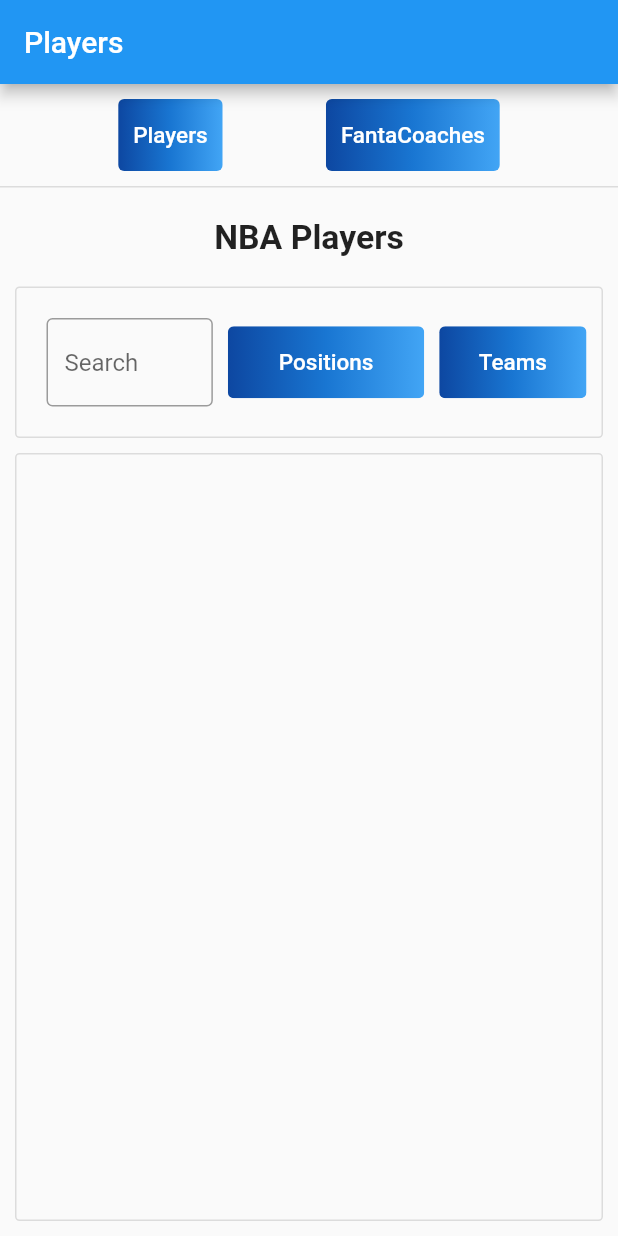
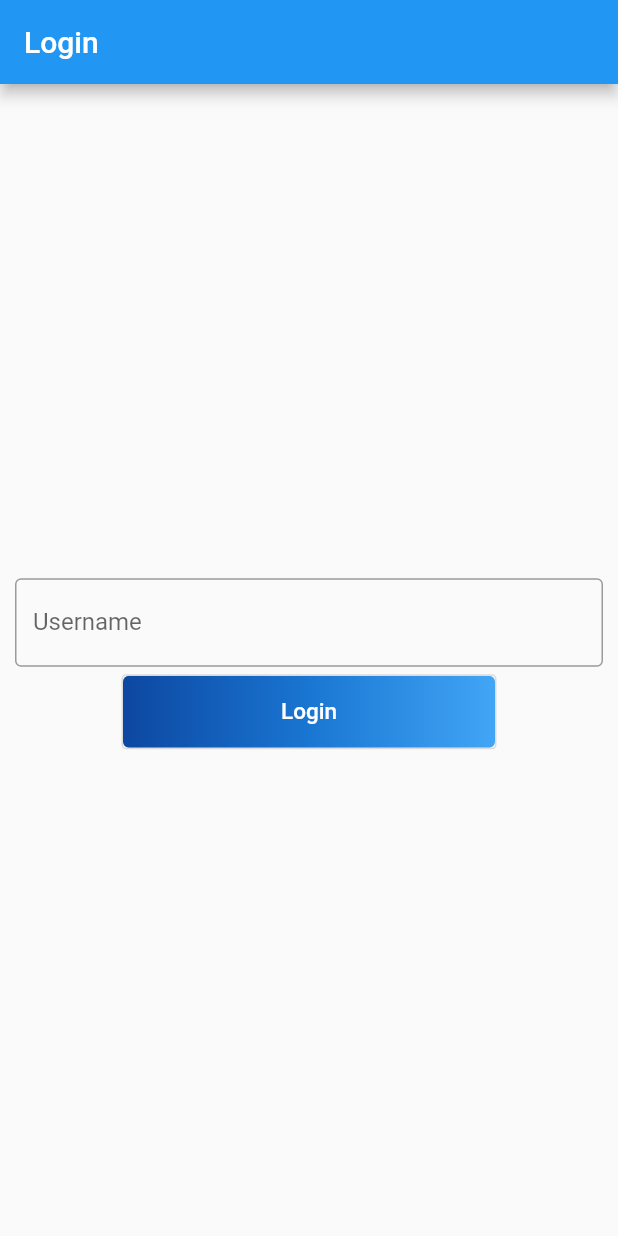
Before and after one commit to SimoneRomagnoli/championship_tracker, a Flutter app: the screen it shows after launch, on a phone screen of 412 x 824 dp. Run offline on Flutter 3.47's test engine with Material 2 defaults, Android fonts, the phone set to English and light mode, and no system bars; missing offline and left inert: mongo_dart.

Commit message:
chore: add login and keep track of coach id

```diff
--- a/lib/main.dart
+++ b/lib/main.dart
@@ -1,4 +1,4 @@
-import 'package:championship_tracker/pages/players/players_page.dart';
+import 'package:championship_tracker/pages/login/login.dart';
 import 'package:flutter/material.dart';
 import 'api/db.dart';
 import 'api/nba.dart';
@@ -15,7 +15,7 @@ class MyApp extends StatelessWidget {
     return MaterialApp(
       title: 'Championship Tracker',
       theme: ThemeData(primarySwatch: Colors.blue,),
-      home: const PlayersPage(),
+      home: const LoginPage(),
     );
   }
 }
--- /dev/null
+++ b/lib/pages/login/login.dart
@@ -0,0 +1,51 @@
+import 'package:championship_tracker/pages/players/players_page.dart';
+import 'package:championship_tracker/style/style.dart';
+import 'package:flutter/material.dart';
+
+import '../pattern.dart';
+
+class LoginPage extends DefaultPage {
+  const LoginPage({Key? key}) : super(key: key, title: "Login");
+
+  @override
+  DefaultPageState createState() => LoginPageState();
+}
+
+class LoginPageState extends DefaultPageState {
+
+  String username = "";
+
+  @override
+  Widget content(BuildContext context) => Center(
+    child: Column(
+      mainAxisAlignment: MainAxisAlignment.center,
+      children: [
+        Padding(
+        padding: defaultPadding,
+        child: TextField(
+          onChanged: (newValue) {
+            setState(() {
+              username = newValue;
+            });
+          },
+          decoration: const InputDecoration(
+            border: OutlineInputBorder(),
+            labelText: 'Username',
+            hintText: 'Enter your username'),
+          ),
+        ),
+        Container(
+          height: 50,
+          width: 250,
+          decoration: defaultContainerDecoration,
+          child: BasicStyledButton(
+            text: "Login",
+            onPressed: () {
+              Navigator.push(context, MaterialPageRoute(builder: (context) { return PlayersPage(coachId: username); }));
+            },
+          ),
+        )
+      ],
+    )
+  );
+}
--- a/lib/pages/players/players_page.dart
+++ b/lib/pages/players/players_page.dart
@@ -18,15 +18,17 @@ BoxDecoration listTileDecoration = const BoxDecoration(
   ),
 );
 
-class PlayersPage extends ChampionshipTrackerPage {
-  const PlayersPage({super.key}) : super(title: "Players");
+class PlayersPage extends LoggedPage {
+  const PlayersPage({required this.coachId, super.key}) : super(title: "Players");
+
+  final String coachId;
 
   @override
-  ChampionshipTrackerPageState createState() => PlayersPageState();
+  LoggedPageState createState() => PlayersPageState(coachId: coachId);
 }
 
-class PlayersPageState extends ChampionshipTrackerPageState {
-  PlayersPageState() {
+class PlayersPageState extends LoggedPageState {
+  PlayersPageState({required String coachId}) : super(coachId: coachId) {
     getNbaTeams().then((res) {
       setState(() {
         teams = { for (var t in res) t.tricode : Tuple2(first: t.teamId, second: false) };
--- a/lib/style/style.dart
+++ b/lib/style/style.dart
@@ -2,7 +2,7 @@ import 'package:flutter/material.dart';
 
 const double defaultFontSize = 15.0;
 const TextStyle defaultButtonTextStyle = TextStyle(fontSize: defaultFontSize, color: Colors.white);
-const EdgeInsetsGeometry defaultPadding = EdgeInsets.all(10.0);
+const EdgeInsetsGeometry defaultPadding = EdgeInsets.all(5.0);
 
 BoxDecoration defaultContainerDecoration = BoxDecoration(
     border: Border.all(
```
Also changed, not shown: lib/pages/fantacoaches/fantacoaches_page.dart (+8 -5 lines), lib/pages/navbar/navbar.dart (+4 -3 lines), lib/pages/pattern.dart (+53 -7 lines).
